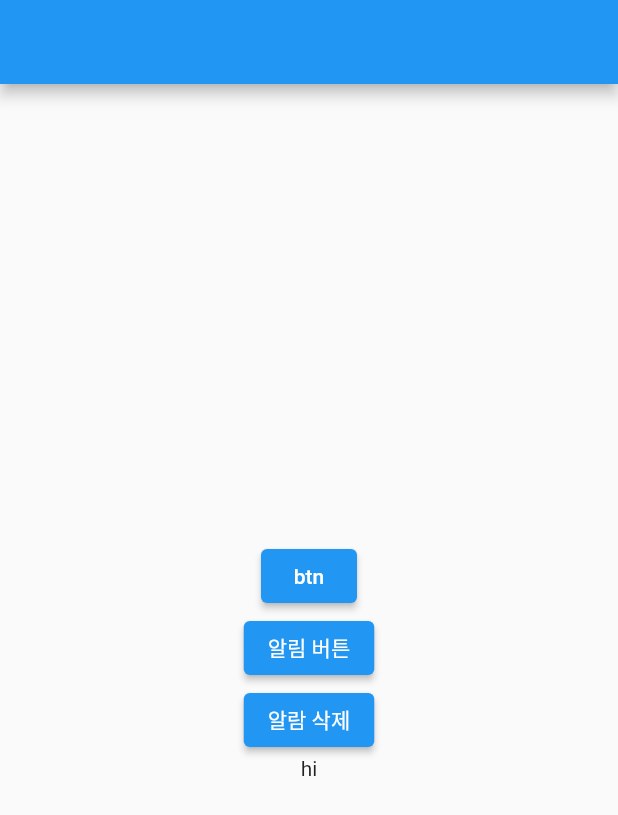
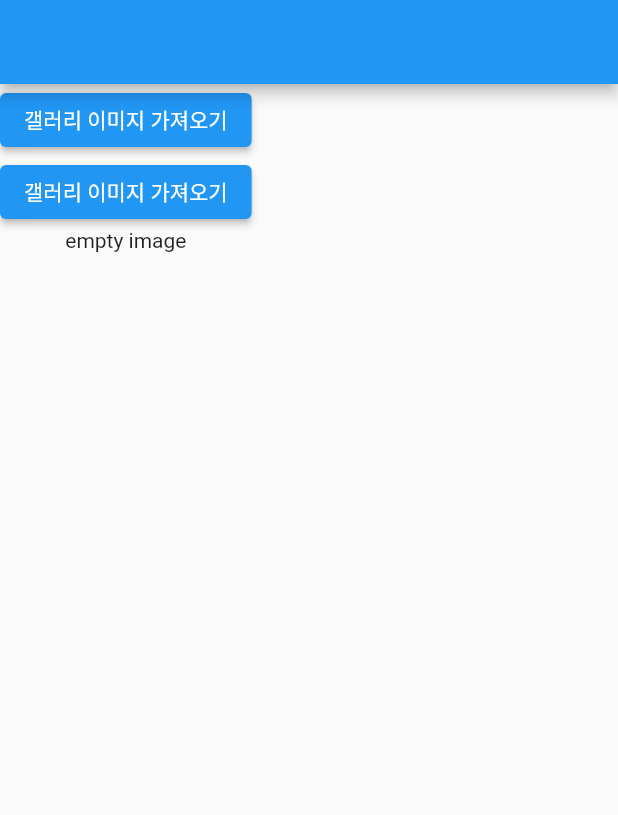
Before and after one commit to SHT-3756/fastcampus_practice, a Flutter app: the screen it shows after launch, on a phone screen of 412 x 824 dp. Shown: the top 815 px of the screen. Run offline on Flutter 3.47's test engine with Material 2 defaults, Android fonts, the phone set to English and light mode, and no system bars; our stand-ins replace flutter_easyloading, flutter_local_notifications, flutter_native_timezone, fluttertoast, image_picker and 1 more; missing offline and left inert: dart:ffi.

Commit message:
feat: image_picker.dart_imagepicker 패키지를 통한 갤러리 및 카메라 이미지 불러오기

```diff
--- a/study_package/lib/main.dart
+++ b/study_package/lib/main.dart
@@ -3,13 +3,14 @@ import 'package:flutter_local_notifications/flutter_local_notifications.dart';
 import 'package:flutter_native_timezone/flutter_native_timezone.dart';
 import 'package:study_package/page/home_page.dart';
 import 'package:flutter_easyloading/flutter_easyloading.dart';
+import 'package:study_package/page/image_picker.dart';
 import 'package:timezone/data/latest.dart' as tz;
 import 'package:timezone/timezone.dart' as tz;
 
 void main() {
   // 플러터 엔진과 상호작용을 위해서 선언
-  WidgetsFlutterBinding.ensureInitialized();
-  _initNotiSetting();
+  // WidgetsFlutterBinding.ensureInitialized();
+  // _initNotiSetting();
   runApp(const MyApp());
 }
 // flutter_local_notifications 패키지 안에 FlutterLocalNotificationsPlugin의 생성자가 필요하기 때문에,import 해주자!
@@ -61,8 +62,8 @@ class MyApp extends StatelessWidget {
       theme: ThemeData(
         primarySwatch: Colors.blue,
       ),
-      home: const HomePage(),
-      builder: EasyLoading.init(),
+      home: const ImagePickerPage(),
+      // builder: EasyLoading.init(),
     );
   }
 }
--- /dev/null
+++ b/study_package/lib/page/image_picker.dart
@@ -0,0 +1,57 @@
+import 'dart:io';
+
+import 'package:flutter/material.dart';
+import 'package:image_picker/image_picker.dart';
+
+class ImagePickerPage extends StatefulWidget {
+  const ImagePickerPage({super.key});
+
+  @override
+  State<ImagePickerPage> createState() => _ImagePickerPageState();
+}
+
+class _ImagePickerPageState extends State<ImagePickerPage> {
+  File? _image;
+
+  @override
+  Widget build(BuildContext context) {
+    return Scaffold(
+      appBar: AppBar(),
+      body: SingleChildScrollView(
+        child: Column(
+          children: [
+            ElevatedButton(
+              onPressed: () async {
+                final _picker = ImagePicker();
+
+                final XFile? image =
+                    await _picker.pickImage(source: ImageSource.gallery);
+                if (image != null) {
+                  setState(() {
+                    _image = File(image.path);
+                  });
+                }
+              },
+              child: const Text('갤러리 이미지 가져오기'),
+            ),
+            ElevatedButton(
+              onPressed: () async {
+                final _picker = ImagePicker();
+
+                final XFile? image =
+                    await _picker.pickImage(source: ImageSource.camera);
+                if (image != null) {
+                  setState(() {
+                    _image = File(image.path);
+                  });
+                }
+              },
+              child: const Text('갤러리 이미지 가져오기'),
+            ),
+            _image == null ? const Text('empty image') : Image.file(_image!),
+          ],
+        ),
+      ),
+    );
+  }
+}
--- a/study_package/pubspec.yaml
+++ b/study_package/pubspec.yaml
@@ -51,6 +51,9 @@ dependencies:
   # flutter_native_timezone
   flutter_native_timezone: ^2.0.0
 
+  # image_picker
+  image_picker: ^0.8.6
+
 dev_dependencies:
   flutter_test:
     sdk: flutter
```
Also changed, not shown: study_package/lib/page/home_page.dart (+31 -0 lines), study_package/pubspec.lock, 4 other files.
